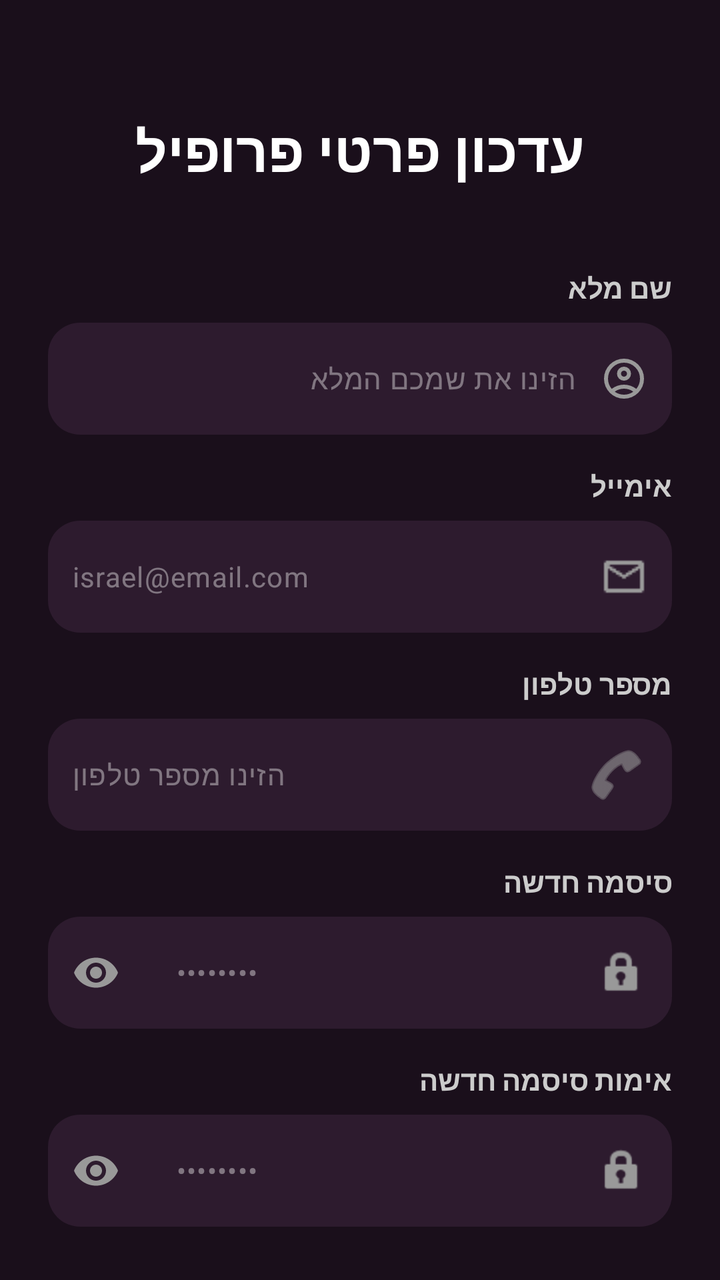
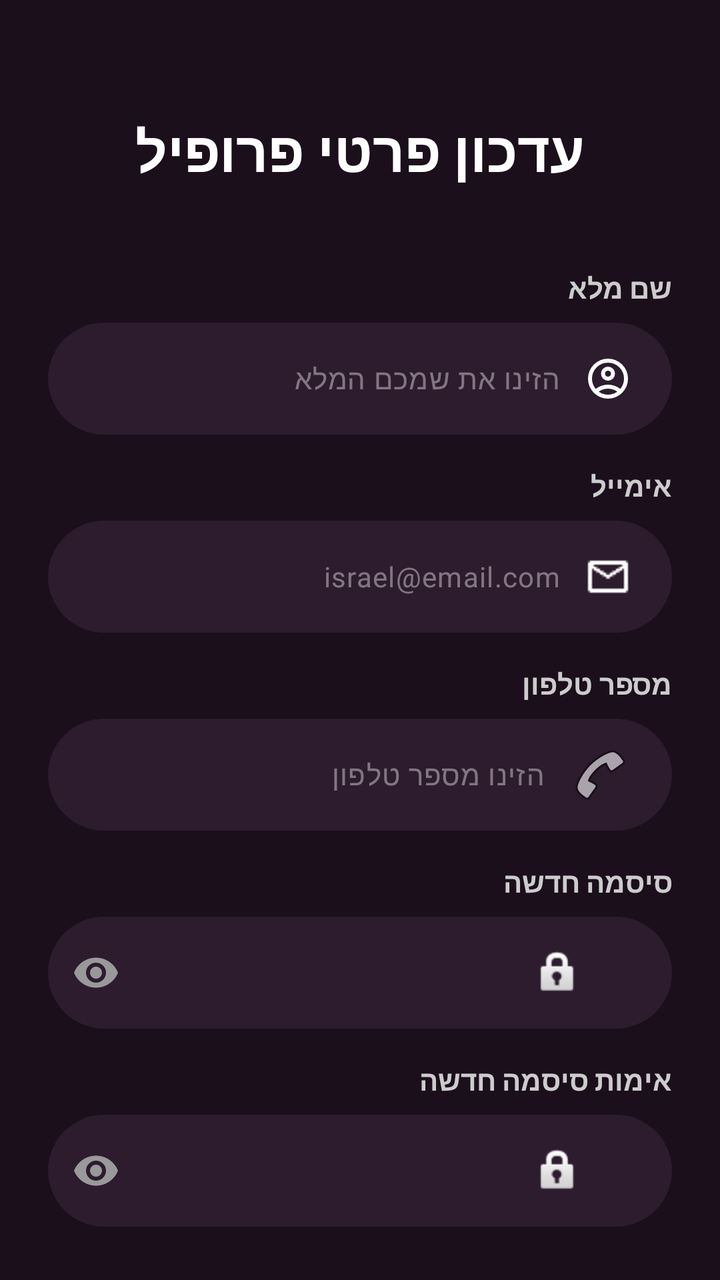

An Android layout rendered at two revisions. The XML below is the earlier revision; the diff shows what the commit changed to produce the second picture.
<!-- AndroidManifest.xml: application theme Theme.PartyLife -->
<!-- res/layout/activity_user_setting.xml -->
<?xml version="1.0" encoding="utf-8"?>
<ScrollView xmlns:android="http://schemas.android.com/apk/res/android"
    xmlns:app="http://schemas.android.com/apk/res-auto"
    android:layout_width="match_parent"
    android:layout_height="match_parent"
    android:background="#1A0F1B"
    android:fillViewport="true"
    android:id="@+id/usersetting"
    android:scrollbars="none">

    <androidx.constraintlayout.widget.ConstraintLayout
        android:layout_width="match_parent"
        android:layout_height="wrap_content"
        android:padding="24dp"
        android:layoutDirection="rtl">

        
        <TextView
            android:id="@+id/tvTitle"
            android:layout_width="0dp"
            android:layout_height="wrap_content"
            android:layout_marginTop="32dp"
            android:text="עדכון פרטי פרופיל"
            android:textColor="#FFFFFF"
            android:textSize="28sp"
            android:textStyle="bold"
            android:gravity="center"
            app:layout_constraintEnd_toEndOf="parent"
            app:layout_constraintStart_toStartOf="parent"
            app:layout_constraintTop_toTopOf="parent" />

        
        <TextView
            android:id="@+id/tvNameLabel"
            android:layout_width="match_parent"
            android:layout_height="wrap_content"
            android:layout_marginTop="40dp"
            android:text="שם מלא"
            android:textColor="#CCCCCC"
            android:textSize="14sp"
            android:textStyle="bold"
            android:gravity="start"
            app:layout_constraintTop_toBottomOf="@id/tvTitle" />

        <com.google.android.material.textfield.TextInputLayout
            android:id="@+id/tilEFullName"
            android:layout_width="match_parent"
            android:layout_height="wrap_content"
            android:layout_marginTop="8dp"
            app:hintEnabled="false"
            app:boxBackgroundColor="#2D1B2E"
            app:boxBackgroundMode="filled"
            app:boxCornerRadiusBottomEnd="16dp"
            app:boxCornerRadiusBottomStart="16dp"
            app:boxCornerRadiusTopEnd="16dp"
            app:boxCornerRadiusTopStart="16dp"
            app:boxStrokeWidth="0dp"
            app:layout_constraintTop_toBottomOf="@id/tvNameLabel">

            <com.google.android.material.textfield.TextInputEditText
                android:id="@+id/etEFullName"
                android:layout_width="match_parent"
                android:layout_height="56dp"
                android:hint="הזינו את שמכם המלא"
                android:textColorHint="#66FFFFFF"
                android:textColor="#FFFFFF"
                android:textSize="14sp"
                android:gravity="center_vertical"
                android:drawableStart="@drawable/personimeg"
                android:drawablePadding="12dp"
                android:drawableTint="#999999"
                android:paddingStart="12dp"
                android:paddingEnd="12dp"
                android:background="@null" />

        </com.google.android.material.textfield.TextInputLayout>

        
        <TextView
            android:id="@+id/tvEmailLabel"
            android:layout_width="match_parent"
            android:layout_height="wrap_content"
            android:layout_marginTop="16dp"
            android:text="אימייל"
            android:textColor="#CCCCCC"
            android:textSize="14sp"
            android:textStyle="bold"
            android:gravity="start"
            app:layout_constraintTop_toBottomOf="@id/tilEFullName" />

        <com.google.android.material.textfield.TextInputLayout
            android:id="@+id/tilEEmail"
            android:layout_width="match_parent"
            android:layout_height="wrap_content"
            android:layout_marginTop="8dp"
            app:hintEnabled="false"
            app:boxBackgroundColor="#2D1B2E"
            app:boxBackgroundMode="filled"
            app:boxCornerRadiusBottomEnd="16dp"
            app:boxCornerRadiusBottomStart="16dp"
            app:boxCornerRadiusTopEnd="16dp"
            app:boxCornerRadiusTopStart="16dp"
            app:boxStrokeWidth="0dp"
            app:layout_constraintTop_toBottomOf="@id/tvEmailLabel">

            <com.google.android.material.textfield.TextInputEditText
                android:id="@+id/etEEmail"
                android:layout_width="match_parent"
                android:layout_height="56dp"
                android:inputType="textEmailAddress"
                android:hint="israel@email.com"
                android:textColorHint="#66FFFFFF"
                android:textColor="#FFFFFF"
                android:textSize="14sp"
                android:gravity="center_vertical"
                android:drawableStart="@drawable/email"
                android:drawablePadding="12dp"
                android:drawableTint="#999999"
                android:paddingStart="12dp"
                android:paddingEnd="12dp"
                android:background="@null" />

        </com.google.android.material.textfield.TextInputLayout>

        
        <TextView
            android:id="@+id/tvPhoneLabel"
            android:layout_width="match_parent"
            android:layout_height="wrap_content"
            android:layout_marginTop="16dp"
            android:text="מספר טלפון"
            android:textColor="#CCCCCC"
            android:textSize="14sp"
            android:textStyle="bold"
            android:gravity="start"
            app:layout_constraintTop_toBottomOf="@id/tilEEmail" />

        <com.google.android.material.textfield.TextInputLayout
            android:id="@+id/tilEPhone"
            android:layout_width="match_parent"
            android:layout_height="wrap_content"
            android:layout_marginTop="8dp"
            app:hintEnabled="false"
            app:boxBackgroundColor="#2D1B2E"
            app:boxBackgroundMode="filled"
            app:boxCornerRadiusBottomEnd="16dp"
            app:boxCornerRadiusBottomStart="16dp"
            app:boxCornerRadiusTopEnd="16dp"
            app:boxCornerRadiusTopStart="16dp"
            app:boxStrokeWidth="0dp"
            app:layout_constraintTop_toBottomOf="@id/tvPhoneLabel">

            <com.google.android.material.textfield.TextInputEditText
                android:id="@+id/etEPhone"
                android:layout_width="match_parent"
                android:layout_height="56dp"
                android:inputType="phone"
                android:hint="הזינו מספר טלפון"
                android:textColorHint="#66FFFFFF"
                android:textColor="#FFFFFF"
                android:textSize="14sp"
                android:gravity="center_vertical"
                android:drawableStart="@android:drawable/ic_menu_call"
                android:drawablePadding="12dp"
                android:drawableTint="#999999"
                android:paddingStart="12dp"
                android:paddingEnd="12dp"
                android:background="@null" />

        </com.google.android.material.textfield.TextInputLayout>

        
        <TextView
            android:id="@+id/tvPasswordLabel"
            android:layout_width="match_parent"
            android:layout_height="wrap_content"
            android:layout_marginTop="16dp"
            android:text="סיסמה חדשה"
            android:textColor="#CCCCCC"
            android:textSize="14sp"
            android:textStyle="bold"
            android:gravity="start"
            app:layout_constraintTop_toBottomOf="@id/tilEPhone" />

        <com.google.android.material.textfield.TextInputLayout
            android:id="@+id/tilEPassword"
            android:layout_width="match_parent"
            android:layout_height="wrap_content"
            android:layout_marginTop="8dp"
            app:hintEnabled="false"
            app:boxBackgroundColor="#2D1B2E"
            app:boxBackgroundMode="filled"
            app:boxCornerRadiusBottomEnd="16dp"
            app:boxCornerRadiusBottomStart="16dp"
            app:boxCornerRadiusTopEnd="16dp"
            app:boxCornerRadiusTopStart="16dp"
            app:boxStrokeWidth="0dp"
            app:passwordToggleEnabled="true"
            app:passwordToggleTint="#999999"
            app:layout_constraintTop_toBottomOf="@id/tvPasswordLabel">

            <com.google.android.material.textfield.TextInputEditText
                android:id="@+id/etEPassword"
                android:layout_width="match_parent"
                android:layout_height="56dp"
                android:inputType="textPassword"
                android:hint="••••••••"
                android:textColorHint="#66FFFFFF"
                android:textColor="#FFFFFF"
                android:textSize="14sp"
                android:gravity="center_vertical"
                android:drawableStart="@android:drawable/ic_lock_idle_lock"
                android:drawablePadding="12dp"
                android:drawableTint="#999999"
                android:paddingStart="12dp"
                android:paddingEnd="12dp"
                android:background="@null" />

        </com.google.android.material.textfield.TextInputLayout>

        
        <TextView
            android:id="@+id/tvConfirmPasswordLabel"
            android:layout_width="match_parent"
            android:layout_height="wrap_content"
            android:layout_marginTop="16dp"
            android:text="אימות סיסמה חדשה"
            android:textColor="#CCCCCC"
            android:textSize="14sp"
            android:textStyle="bold"
            android:gravity="start"
            app:layout_constraintTop_toBottomOf="@id/tilEPassword" />

        <com.google.android.material.textfield.TextInputLayout
            android:id="@+id/tilEConfirmPassword"
            android:layout_width="match_parent"
            android:layout_height="wrap_content"
            android:layout_marginTop="8dp"
            app:hintEnabled="false"
            app:boxBackgroundColor="#2D1B2E"
            app:boxBackgroundMode="filled"
            app:boxCornerRadiusBottomEnd="16dp"
            app:boxCornerRadiusBottomStart="16dp"
            app:boxCornerRadiusTopEnd="16dp"
            app:boxCornerRadiusTopStart="16dp"
            app:boxStrokeWidth="0dp"
            app:passwordToggleEnabled="true"
            app:passwordToggleTint="#999999"
            app:layout_constraintTop_toBottomOf="@id/tvConfirmPasswordLabel">

            <com.google.android.material.textfield.TextInputEditText
                android:id="@+id/etEConfirmPassword"
                android:layout_width="match_parent"
                android:layout_height="56dp"
                android:inputType="textPassword"
                android:hint="••••••••"
                android:textColorHint="#66FFFFFF"
                android:textColor="#FFFFFF"
                android:textSize="14sp"
                android:gravity="center_vertical"
                android:drawableStart="@android:drawable/ic_lock_idle_lock"
                android:drawablePadding="12dp"
                android:drawableTint="#999999"
                android:paddingStart="12dp"
                android:paddingEnd="12dp"
                android:background="@null" />

        </com.google.android.material.textfield.TextInputLayout>

        
        <com.google.android.material.button.MaterialButton
            android:id="@+id/btEnRegister"
            android:layout_width="match_parent"
            android:layout_height="56dp"
            android:layout_marginTop="40dp"
            android:text="עדכון פרטים"
            android:textColor="#FFFFFF"
            android:textSize="16sp"
            android:textStyle="bold"
            android:background="@drawable/button_gradient"
            app:backgroundTint="@null"
            app:cornerRadius="16dp"
            app:layout_constraintTop_toBottomOf="@id/tilEConfirmPassword" />

    </androidx.constraintlayout.widget.ConstraintLayout>

</ScrollView>
<!-- resources referenced by this layout -->
<resources>
  <!-- drawable button_gradient (drawable) -->
  <?xml version="1.0" encoding="utf-8"?>
  <shape xmlns:android="http://schemas.android.com/apk/res/android">
      <gradient
          android:startColor="#CC56E2"
          android:endColor="#BA39D5"
          android:angle="0"/>
      <corners android:radius="25dp"/>
  </shape>
  <!-- drawable email: png bitmap (drawable, 359 bytes) -->
  <!-- drawable personimeg (drawable) -->
  <vector xmlns:android="http://schemas.android.com/apk/res/android"
      android:width="24dp"
      android:height="24dp"
      android:viewportWidth="960"
      android:viewportHeight="960">
    <path
        android:pathData="M234,684q51,-39 114,-61.5T480,600q69,0 132,22.5T726,684q35,-41 54.5,-93T800,480q0,-133 -93.5,-226.5T480,160q-133,0 -226.5,93.5T160,480q0,59 19.5,111t54.5,93ZM480,520q-59,0 -99.5,-40.5T340,380q0,-59 40.5,-99.5T480,240q59,0 99.5,40.5T620,380q0,59 -40.5,99.5T480,520ZM480,880q-83,0 -156,-31.5T197,763q-54,-54 -85.5,-127T80,480q0,-83 31.5,-156T197,197q54,-54 127,-85.5T480,80q83,0 156,31.5T763,197q54,54 85.5,127T880,480q0,83 -31.5,156T763,763q-54,54 -127,85.5T480,880ZM480,800q53,0 100,-15.5t86,-44.5q-39,-29 -86,-44.5T480,680q-53,0 -100,15.5T294,740q39,29 86,44.5T480,800ZM480,440q26,0 43,-17t17,-43q0,-26 -17,-43t-43,-17q-26,0 -43,17t-17,43q0,26 17,43t43,17ZM480,380ZM480,740Z"
        android:fillColor="#FFFFFF"/>
  </vector>
  <style name="Theme.PartyLife" parent="Base.Theme.PartyLife" />
  <style name="Base.Theme.PartyLife" parent="Theme.Material3.Dark.NoActionBar">
        
  
      </style>
</resources>

<!-- the commit's change to res/layout/activity_user_setting.xml (unified diff, before → after) -->
@@ -50,10 +50,10 @@
             app:hintEnabled="false"
             app:boxBackgroundColor="#2D1B2E"
             app:boxBackgroundMode="filled"
-            app:boxCornerRadiusBottomEnd="16dp"
-            app:boxCornerRadiusBottomStart="16dp"
-            app:boxCornerRadiusTopEnd="16dp"
-            app:boxCornerRadiusTopStart="16dp"
+            app:boxCornerRadiusBottomEnd="28dp"
+            app:boxCornerRadiusBottomStart="28dp"
+            app:boxCornerRadiusTopEnd="28dp"
+            app:boxCornerRadiusTopStart="28dp"
             app:boxStrokeWidth="0dp"
             app:layout_constraintTop_toBottomOf="@id/tvNameLabel">
 
@@ -65,12 +65,12 @@
                 android:textColorHint="#66FFFFFF"
                 android:textColor="#FFFFFF"
                 android:textSize="14sp"
-                android:gravity="center_vertical"
+                android:gravity="center_vertical|right"
+                android:textAlignment="viewStart"
                 android:drawableStart="@drawable/personimeg"
                 android:drawablePadding="12dp"
-                android:drawableTint="#999999"
-                android:paddingStart="12dp"
-                android:paddingEnd="12dp"
+                android:paddingStart="44dp"
+                android:paddingEnd="20dp"
                 android:background="@null" />
 
         </com.google.android.material.textfield.TextInputLayout>
@@ -96,10 +96,10 @@
             app:hintEnabled="false"
             app:boxBackgroundColor="#2D1B2E"
             app:boxBackgroundMode="filled"
-            app:boxCornerRadiusBottomEnd="16dp"
-            app:boxCornerRadiusBottomStart="16dp"
-            app:boxCornerRadiusTopEnd="16dp"
-            app:boxCornerRadiusTopStart="16dp"
+            app:boxCornerRadiusBottomEnd="28dp"
+            app:boxCornerRadiusBottomStart="28dp"
+            app:boxCornerRadiusTopEnd="28dp"
+            app:boxCornerRadiusTopStart="28dp"
             app:boxStrokeWidth="0dp"
             app:layout_constraintTop_toBottomOf="@id/tvEmailLabel">
 
@@ -112,12 +112,12 @@
                 android:textColorHint="#66FFFFFF"
                 android:textColor="#FFFFFF"
                 android:textSize="14sp"
-                android:gravity="center_vertical"
+                android:gravity="center_vertical|right"
+                android:textAlignment="viewStart"
                 android:drawableStart="@drawable/email"
                 android:drawablePadding="12dp"
-                android:drawableTint="#999999"
-                android:paddingStart="12dp"
-                android:paddingEnd="12dp"
+                android:paddingStart="44dp"
+                android:paddingEnd="20dp"
                 android:background="@null" />
 
         </com.google.android.material.textfield.TextInputLayout>
@@ -143,10 +143,10 @@
             app:hintEnabled="false"
             app:boxBackgroundColor="#2D1B2E"
             app:boxBackgroundMode="filled"
-            app:boxCornerRadiusBottomEnd="16dp"
-            app:boxCornerRadiusBottomStart="16dp"
-            app:boxCornerRadiusTopEnd="16dp"
-            app:boxCornerRadiusTopStart="16dp"
+            app:boxCornerRadiusBottomEnd="28dp"
+            app:boxCornerRadiusBottomStart="28dp"
+            app:boxCornerRadiusTopEnd="28dp"
+            app:boxCornerRadiusTopStart="28dp"
             app:boxStrokeWidth="0dp"
             app:layout_constraintTop_toBottomOf="@id/tvPhoneLabel">
 
@@ -159,12 +159,12 @@
                 android:textColorHint="#66FFFFFF"
                 android:textColor="#FFFFFF"
                 android:textSize="14sp"
-                android:gravity="center_vertical"
+                android:gravity="center_vertical|right"
+                android:textAlignment="viewStart"
                 android:drawableStart="@android:drawable/ic_menu_call"
                 android:drawablePadding="12dp"
-                android:drawableTint="#999999"
-                android:paddingStart="12dp"
-                android:paddingEnd="12dp"
+                android:paddingStart="44dp"
+                android:paddingEnd="20dp"
                 android:background="@null" />
 
         </com.google.android.material.textfield.TextInputLayout>
@@ -190,10 +190,10 @@
             app:hintEnabled="false"
             app:boxBackgroundColor="#2D1B2E"
             app:boxBackgroundMode="filled"
-            app:boxCornerRadiusBottomEnd="16dp"
-            app:boxCornerRadiusBottomStart="16dp"
-            app:boxCornerRadiusTopEnd="16dp"
-            app:boxCornerRadiusTopStart="16dp"
+            app:boxCornerRadiusBottomEnd="28dp"
+            app:boxCornerRadiusBottomStart="28dp"
+            app:boxCornerRadiusTopEnd="28dp"
+            app:boxCornerRadiusTopStart="28dp"
             app:boxStrokeWidth="0dp"
             app:passwordToggleEnabled="true"
             app:passwordToggleTint="#999999"
@@ -208,12 +208,12 @@
                 android:textColorHint="#66FFFFFF"
                 android:textColor="#FFFFFF"
                 android:textSize="14sp"
-                android:gravity="center_vertical"
+                android:gravity="center_vertical|right"
+                android:textAlignment="viewStart"
                 android:drawableStart="@android:drawable/ic_lock_idle_lock"
                 android:drawablePadding="12dp"
-                android:drawableTint="#999999"
-                android:paddingStart="12dp"
-                android:paddingEnd="12dp"
+                android:paddingStart="44dp"
+                android:paddingEnd="20dp"
                 android:background="@null" />
 
         </com.google.android.material.textfield.TextInputLayout>
@@ -239,10 +239,10 @@
             app:hintEnabled="false"
             app:boxBackgroundColor="#2D1B2E"
             app:boxBackgroundMode="filled"
-            app:boxCornerRadiusBottomEnd="16dp"
-            app:boxCornerRadiusBottomStart="16dp"
-            app:boxCornerRadiusTopEnd="16dp"
-            app:boxCornerRadiusTopStart="16dp"
+            app:boxCornerRadiusBottomEnd="28dp"
+            app:boxCornerRadiusBottomStart="28dp"
+            app:boxCornerRadiusTopEnd="28dp"
+            app:boxCornerRadiusTopStart="28dp"
             app:boxStrokeWidth="0dp"
             app:passwordToggleEnabled="true"
             app:passwordToggleTint="#999999"
@@ -257,12 +257,12 @@
                 android:textColorHint="#66FFFFFF"
                 android:textColor="#FFFFFF"
                 android:textSize="14sp"
-                android:gravity="center_vertical"
+                android:gravity="center_vertical|right"
+                android:textAlignment="viewStart"
                 android:drawableStart="@android:drawable/ic_lock_idle_lock"
                 android:drawablePadding="12dp"
-                android:drawableTint="#999999"
-                android:paddingStart="12dp"
-                android:paddingEnd="12dp"
+                android:paddingStart="44dp"
+                android:paddingEnd="20dp"
                 android:background="@null" />
 
         </com.google.android.material.textfield.TextInputLayout>
@@ -279,7 +279,7 @@
             android:textStyle="bold"
             android:background="@drawable/button_gradient"
             app:backgroundTint="@null"
-            app:cornerRadius="16dp"
+            app:cornerRadius="28dp"
             app:layout_constraintTop_toBottomOf="@id/tilEConfirmPassword" />
 
     </androidx.constraintlayout.widget.ConstraintLayout>
